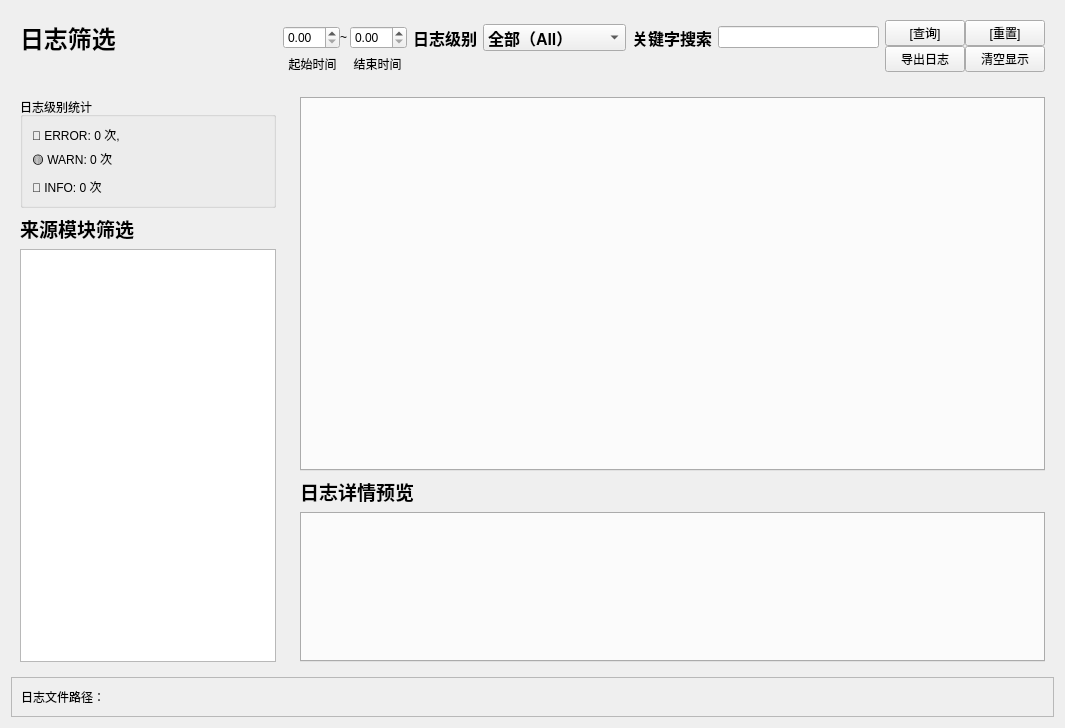
MikeSmith-one/Data_acquisition_and_analysis_system, file ui/pages/LogPage.ui: the form before one commit.
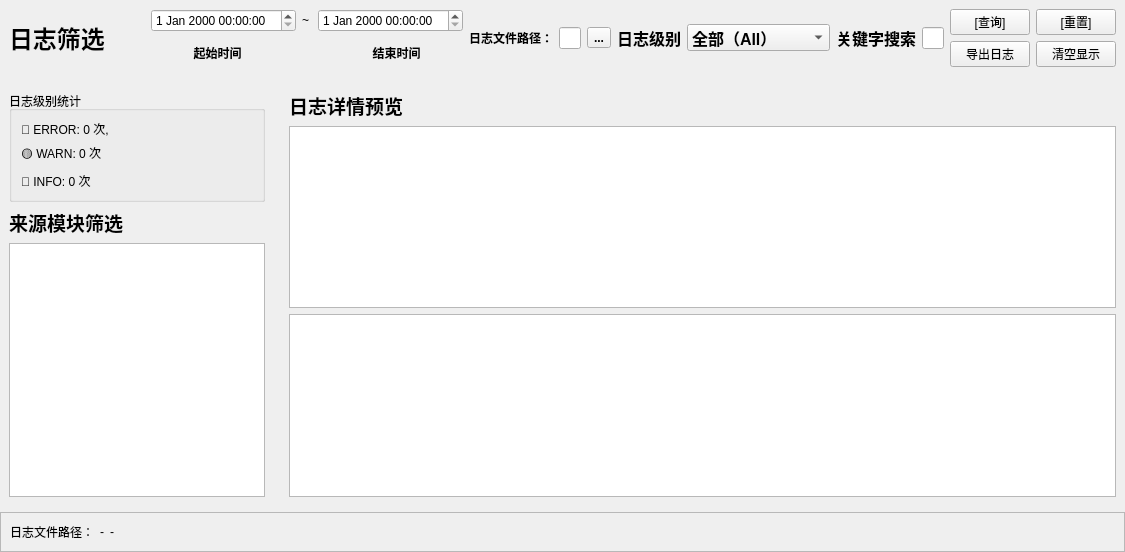
The form after the commit.

What changed in the file:
```diff
--- a/ui/pages/LogPage.ui
+++ b/ui/pages/LogPage.ui
@@ -6,14 +6,26 @@
    <rect>
     <x>0</x>
     <y>0</y>
-    <width>1065</width>
-    <height>728</height>
+    <width>987</width>
+    <height>552</height>
    </rect>
   </property>
   <property name="windowTitle">
    <string>Form</string>
   </property>
-  <layout class="QVBoxLayout" name="verticalLayout_4">
+  <layout class="QVBoxLayout" name="verticalLayout_5">
+   <property name="leftMargin">
+    <number>0</number>
+   </property>
+   <property name="topMargin">
+    <number>0</number>
+   </property>
+   <property name="rightMargin">
+    <number>0</number>
+   </property>
+   <property name="bottomMargin">
+    <number>0</number>
+   </property>
    <item>
     <widget class="QWidget" name="filterBar" native="true">
      <property name="sizePolicy">
@@ -28,69 +40,36 @@
        <height>0</height>
       </size>
      </property>
-     <layout class="QGridLayout" name="gridLayout_2">
-      <property name="verticalSpacing">
-       <number>0</number>
-      </property>
-      <item row="0" column="0">
+     <layout class="QHBoxLayout" name="horizontalLayout_5">
+      <item>
        <widget class="QLabel" name="toolBarLabel">
         <property name="text">
          <string>&lt;html&gt;&lt;head/&gt;&lt;body&gt;&lt;p&gt;&lt;span style=&quot; font-size:18pt; font-weight:700;&quot;&gt;日志筛选&lt;/span&gt;&lt;/p&gt;&lt;/body&gt;&lt;/html&gt;</string>
         </property>
        </widget>
       </item>
-      <item row="0" column="8" rowspan="2">
-       <layout class="QGridLayout" name="gridLayout">
-        <item row="0" column="0">
-         <widget class="QPushButton" name="queryBtn">
-          <property name="text">
-           <string>[查询]</string>
-          </property>
-         </widget>
-        </item>
-        <item row="0" column="1">
-         <widget class="QPushButton" name="resetBtn">
-          <property name="text">
-           <string>[重置]</string>
-          </property>
-         </widget>
-        </item>
-        <item row="1" column="0">
-         <widget class="QPushButton" name="exportLogBtn">
-          <property name="text">
-           <string>导出日志</string>
-          </property>
-         </widget>
-        </item>
-        <item row="1" column="1">
-         <widget class="QPushButton" name="cleanShowBtn">
-          <property name="text">
-           <string>清空显示</string>
-          </property>
-         </widget>
-        </item>
-       </layout>
-      </item>
-      <item row="1" column="2">
-       <widget class="QLabel" name="label">
-        <property name="font">
-         <font/>
-        </property>
-        <property name="text">
-         <string>起始时间</string>
-        </property>
-        <property name="alignment">
-         <set>Qt::AlignmentFlag::AlignCenter</set>
-        </property>
-       </widget>
-      </item>
-      <item row="0" column="7">
-       <widget class="QLineEdit" name="keySearchLineEdit"/>
-      </item>
-      <item row="0" column="2" colspan="2">
+      <item>
+       <spacer name="horizontalSpacer">
+        <property name="orientation">
+         <enum>Qt::Orientation::Horizontal</enum>
+        </property>
+        <property name="sizeType">
+         <enum>QSizePolicy::Policy::MinimumExpanding</enum>
+        </property>
+        <property name="sizeHint" stdset="0">
+         <size>
+          <width>40</width>
+          <height>20</height>
+         </size>
+        </property>
+       </spacer>
+      </item>
+      <item>
+       <layout class="QVBoxLayout" name="verticalLayout_4">
+        <item>
        <layout class="QHBoxLayout" name="horizontalLayout">
         <item>
-         <widget class="QDoubleSpinBox" name="startTimeSpinBox"/>
+           <widget class="QDateTimeEdit" name="startDateTimeEdit"/>
         </item>
         <item>
          <widget class="QLabel" name="label_6">
@@ -127,11 +106,103 @@
          </widget>
         </item>
         <item>
-         <widget class="QDoubleSpinBox" name="endTimeSpinBox"/>
+           <widget class="QDateTimeEdit" name="endDateTimeEdit"/>
         </item>
        </layout>
       </item>
-      <item row="0" column="5">
+        <item>
+         <layout class="QHBoxLayout" name="horizontalLayout_4">
+          <item>
+           <widget class="QLabel" name="label">
+            <property name="font">
+             <font>
+              <bold>true</bold>
+             </font>
+            </property>
+            <property name="text">
+             <string>起始时间</string>
+            </property>
+            <property name="alignment">
+             <set>Qt::AlignmentFlag::AlignCenter</set>
+            </property>
+           </widget>
+          </item>
+          <item>
+           <spacer name="horizontalSpacer_3">
+            <property name="orientation">
+             <enum>Qt::Orientation::Horizontal</enum>
+            </property>
+            <property name="sizeType">
+             <enum>QSizePolicy::Policy::Fixed</enum>
+            </property>
+            <property name="sizeHint" stdset="0">
+             <size>
+              <width>40</width>
+              <height>20</height>
+             </size>
+            </property>
+           </spacer>
+          </item>
+          <item>
+           <widget class="QLabel" name="label_2">
+            <property name="font">
+             <font>
+              <bold>true</bold>
+             </font>
+            </property>
+            <property name="text">
+             <string>结束时间</string>
+            </property>
+            <property name="alignment">
+             <set>Qt::AlignmentFlag::AlignCenter</set>
+            </property>
+           </widget>
+          </item>
+         </layout>
+        </item>
+       </layout>
+      </item>
+      <item>
+       <widget class="QLabel" name="label_5">
+        <property name="font">
+         <font>
+          <bold>true</bold>
+         </font>
+        </property>
+        <property name="text">
+         <string>日志文件路径：</string>
+        </property>
+       </widget>
+      </item>
+      <item>
+       <widget class="QLineEdit" name="lineEdit"/>
+      </item>
+      <item>
+       <widget class="QToolButton" name="toolButton">
+        <property name="font">
+         <font>
+          <bold>true</bold>
+         </font>
+        </property>
+        <property name="text">
+         <string>...</string>
+        </property>
+       </widget>
+      </item>
+      <item>
+       <widget class="QLabel" name="label_4">
+        <property name="font">
+         <font>
+          <pointsize>12</pointsize>
+          <bold>true</bold>
+         </font>
+        </property>
+        <property name="text">
+         <string>日志级别</string>
+        </property>
+       </widget>
+      </item>
+      <item>
        <widget class="QComboBox" name="logLevelBox">
         <property name="font">
          <font>
@@ -161,33 +232,7 @@
         </item>
        </widget>
       </item>
-      <item row="1" column="3">
-       <widget class="QLabel" name="label_2">
-        <property name="font">
-         <font/>
-        </property>
-        <property name="text">
-         <string>结束时间</string>
-        </property>
-        <property name="alignment">
-         <set>Qt::AlignmentFlag::AlignCenter</set>
-        </property>
-       </widget>
-      </item>
-      <item row="0" column="4">
-       <widget class="QLabel" name="label_4">
-        <property name="font">
-         <font>
-          <pointsize>12</pointsize>
-          <bold>true</bold>
-         </font>
-        </property>
-        <property name="text">
-         <string>日志级别</string>
-        </property>
-       </widget>
-      </item>
-      <item row="0" column="6">
+      <item>
        <widget class="QLabel" name="label_3">
         <property name="font">
          <font>
@@ -200,21 +245,40 @@
         </property>
        </widget>
       </item>
+      <item>
+       <widget class="QLineEdit" name="keySearchLineEdit"/>
+      </item>
+      <item>
+       <layout class="QGridLayout" name="gridLayout">
+        <item row="0" column="0">
+         <widget class="QPushButton" name="queryBtn">
+          <property name="text">
+           <string>[查询]</string>
+          </property>
+         </widget>
+        </item>
       <item row="0" column="1">
-       <spacer name="horizontalSpacer">
-        <property name="orientation">
-         <enum>Qt::Orientation::Horizontal</enum>
-        </property>
-        <property name="sizeType">
-         <enum>QSizePolicy::Policy::MinimumExpanding</enum>
-        </property>
-        <property name="sizeHint" stdset="0">
-         <size>
-          <width>40</width>
-          <height>20</height>
-         </size>
-        </property>
-       </spacer>
+         <widget class="QPushButton" name="resetBtn">
+          <property name="text">
+           <string>[重置]</string>
+          </property>
+         </widget>
+        </item>
+        <item row="1" column="0">
+         <widget class="QPushButton" name="exportLogBtn">
+          <property name="text">
+           <string>导出日志</string>
+          </property>
+         </widget>
+        </item>
+        <item row="1" column="1">
+         <widget class="QPushButton" name="cleanShowBtn">
+          <property name="text">
+           <string>清空显示</string>
+          </property>
+         </widget>
+        </item>
+       </layout>
       </item>
      </layout>
     </widget>
@@ -237,7 +301,7 @@
           </property>
           <layout class="QVBoxLayout" name="verticalLayout">
            <item>
-            <widget class="QLabel" name="label_5">
+            <widget class="QLabel" name="error">
              <property name="text">
               <string>🔴 ERROR: 0 次,</string>
              </property>
@@ -276,9 +340,6 @@
      <item>
       <widget class="QWidget" name="widget_3" native="true">
        <layout class="QVBoxLayout" name="verticalLayout_3">
-        <item>
-         <widget class="QTabWidget" name="logShowList"/>
-        </item>
         <item>
          <widget class="QLabel" name="label_10">
           <property name="text">
@@ -287,9 +348,12 @@
          </widget>
         </item>
         <item>
-         <widget class="QTabWidget" name="logInfoList">
+         <widget class="QTableWidget" name="logShowList"/>
+        </item>
+        <item>
+         <widget class="QTextEdit" name="logInfoList">
           <property name="sizePolicy">
-           <sizepolicy hsizetype="Expanding" vsizetype="Fixed">
+           <sizepolicy hsizetype="Expanding" vsizetype="Preferred">
             <horstretch>0</horstretch>
             <verstretch>0</verstretch>
            </sizepolicy>
@@ -297,11 +361,17 @@
           <property name="minimumSize">
            <size>
             <width>0</width>
-            <height>150</height>
+            <height>0</height>
            </size>
           </property>
-          <property name="currentIndex">
-           <number>-1</number>
+          <property name="maximumSize">
+           <size>
+            <width>16777215</width>
+            <height>16777215</height>
+           </size>
+          </property>
+          <property name="readOnly">
+           <bool>true</bool>
           </property>
          </widget>
         </item>
@@ -326,6 +396,20 @@
         </property>
        </widget>
       </item>
+      <item>
+       <widget class="QLabel" name="filePath">
+        <property name="text">
+         <string>-</string>
+        </property>
+       </widget>
+      </item>
+      <item>
+       <widget class="QLabel" name="loadingNum">
+        <property name="text">
+         <string>-</string>
+        </property>
+       </widget>
+      </item>
       <item>
        <spacer name="horizontalSpacer_2">
         <property name="orientation">
```
Left out of the diff: 6 changed lines with no effect on the pictures. Lines whose indentation alone changed are shown as unchanged.
